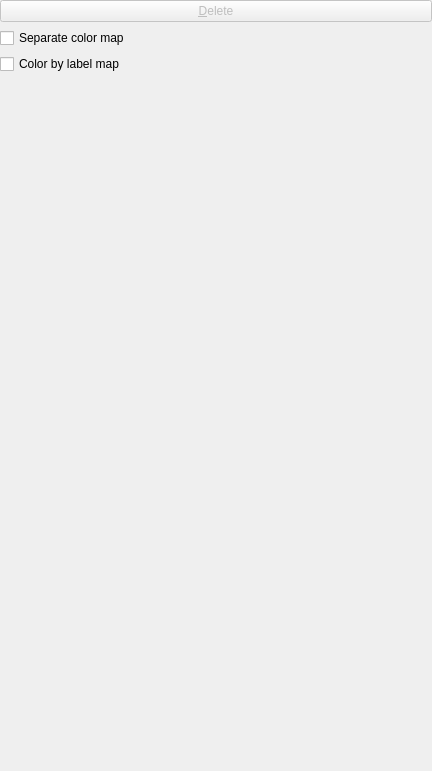
This is tomviz/ModulePropertiesPanel.ui in OpenChemistry/tomviz as Qt 5 draws it before an edit. The edited form follows.
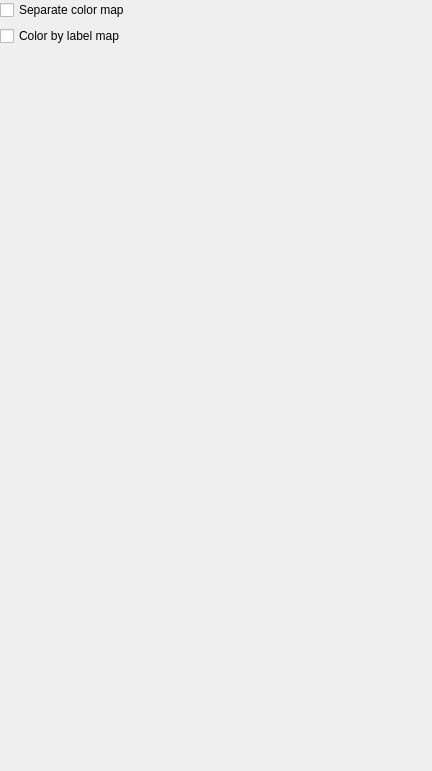
This is the edited form. Icons and pictures are not drawn.

Commit message:
Remove the delete button from the module panel
It takes up a lot of space, and can be done from the context menu of the
pipeline.

```diff
--- a/tomviz/ModulePropertiesPanel.ui
+++ b/tomviz/ModulePropertiesPanel.ui
@@ -17,23 +17,6 @@
    <property name="margin">
     <number>0</number>
    </property>
-   <item>
-    <widget class="QPushButton" name="Delete">
-     <property name="enabled">
-      <bool>false</bool>
-     </property>
-     <property name="toolTip">
-      <string>Delete Module</string>
-     </property>
-     <property name="text">
-      <string>&amp;Delete</string>
-     </property>
-     <property name="icon">
-      <iconset resource="../ParaView3/ParaView/Qt/Widgets/Resources/QtWidgets.qrc">
-       <normaloff>:/QtWidgets/Icons/pqDelete16.png</normaloff>:/QtWidgets/Icons/pqDelete16.png</iconset>
-     </property>
-    </widget>
-   </item>
    <item>
     <widget class="QCheckBox" name="DetachColorMap">
      <property name="toolTip">
```
The commit also changes 2 other files.
